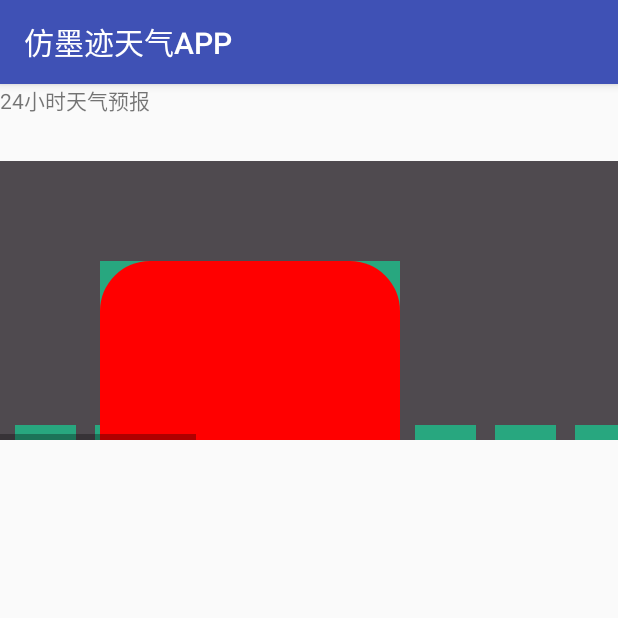
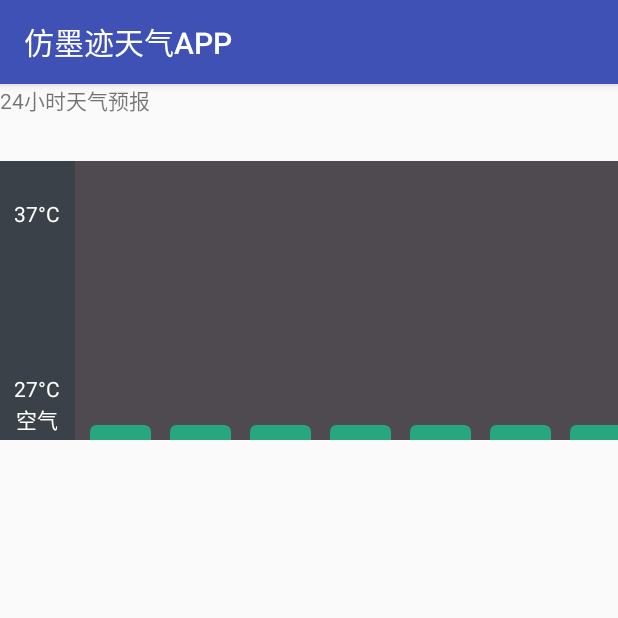
Before and after one commit to SunnyLy/MuKeNet, an Android app: the MojiAppActivity screen opened directly, with no data from a screen before it, on a phone screen of 412 x 824 dp, the top half of it. Run offline under Robolectric (Android 15) with nearby library versions, the phone set to English and light mode, and no system bars.

Commit message:
1，加入简单的触摸事件； 2，开始仿墨迹天气。。。

```diff
--- a/app/src/main/java/chart/muke/com/mukechart/actualchart/WeatherView.java
+++ b/app/src/main/java/chart/muke/com/mukechart/actualchart/WeatherView.java
@@ -3,7 +3,10 @@ package chart.muke.com.mukechart.actualchart;
 import android.content.Context;
 import android.graphics.Canvas;
 import android.graphics.Color;
+import android.graphics.CornerPathEffect;
 import android.graphics.Paint;
+import android.graphics.Path;
+import android.graphics.PathEffect;
 import android.graphics.PorterDuff;
 import android.graphics.PorterDuffXfermode;
 import android.graphics.Rect;
@@ -108,24 +111,6 @@ public class WeatherView extends View {
         super.onDraw(canvas);
         canvas.drawColor(0xFF4F4A4F);
         drawAir(canvas);
-
-        Paint paint = new Paint();
-        paint.setColor(0xFF28A77F);
-
-        RectF rectF = new RectF();
-        rectF.left = 100;
-        rectF.right = 400;
-        rectF.top = 100;
-        rectF.bottom = 400;
-
-        canvas.drawRect(rectF, paint);//DST
-        paint.setXfermode(new PorterDuffXfermode(PorterDuff.Mode.SRC_IN));
-        paint.setColor(Color.RED);
-        canvas.drawRoundRect(rectF, 50, 50, paint);//SRC
-        paint.setXfermode(null);
-        int sc = canvas.saveLayer(0, 0, mViewWidth, mViewHeight, null, Canvas.ALL_SAVE_FLAG);
-        canvas.restoreToCount(sc);
-
     }
 
     @Override
@@ -150,12 +135,24 @@ public class WeatherView extends View {
             rectF.top = mAirOffestY;
             rectF.right = mAirCellWidth * (i + 1) + mAirPadding * i;
             rectF.bottom = mAirOffestY + mAirCellHeight;
-            canvas.drawRect(rectF, mAirPaint);
-            mAirPaint.setXfermode(new PorterDuffXfermode(PorterDuff.Mode.DST_IN));
-            canvas.drawRoundRect(rectF, 5, 5, mAirPaint);
-            //再画圆角矩形
-            mAirPaint.setXfermode(null);
-            //最后进行合并
+            Path path = new Path();
+
+            path.moveTo(rectF.left,rectF.bottom);
+            path.lineTo(rectF.left,rectF.bottom - 20);
+            //画左角弧形
+            RectF roundAngle = new RectF(rectF.left,rectF.top,(rectF.left+12),(rectF.top+12));
+            path.arcTo(roundAngle,180,90);
+            //再画直线
+            path.lineTo(rectF.right-6,rectF.top);
+            //再画右角弧形
+            RectF roundAngleRight = new RectF(rectF.right - 12,rectF.top,rectF.right,rectF.top + 12);
+            path.arcTo(roundAngleRight,270,90);
+            //再画直线
+            path.lineTo(rectF.right,rectF.bottom);
+            path.close();
+
+            mAirPaint.setPathEffect(new CornerPathEffect(1));
+            canvas.drawPath(path,mAirPaint);
         }
     }
 }
--- a/app/src/main/res/layout/activity_moji.xml
+++ b/app/src/main/res/layout/activity_moji.xml
@@ -1,20 +1,60 @@
 <?xml version="1.0" encoding="utf-8"?>
-<LinearLayout xmlns:android="http://schemas.android.com/apk/res/android"
+<RelativeLayout xmlns:android="http://schemas.android.com/apk/res/android"
     xmlns:tools="http://schemas.android.com/tools"
     android:layout_width="match_parent"
     android:layout_height="match_parent"
-    android:orientation="vertical">
+    >
 
     <TextView
+        android:id="@+id/weather_tag"
         android:layout_width="wrap_content"
         android:layout_height="wrap_content"
         android:layout_marginBottom="30dp"
         android:text="24小时天气预报"
         tools:ignore="HardcodedText" />
 
+    <LinearLayout
+        android:id="@+id/weather_left"
+        android:layout_width="50dp"
+        android:layout_height="186dp"
+        android:layout_below="@+id/weather_tag"
+        android:background="#FF3B4148"
+        android:gravity="center"
+        android:orientation="vertical">
+
+        <TextView
+            android:layout_width="match_parent"
+            android:layout_height="wrap_content"
+            android:layout_gravity="bottom"
+            android:paddingTop="22dp"
+            android:gravity="center"
+            android:text="37°C"
+            android:textColor="@android:color/white" />
+
+        <TextView
+            android:layout_width="match_parent"
+            android:layout_height="wrap_content"
+            android:layout_gravity="bottom"
+            android:gravity="center"
+            android:paddingTop="97dp"
+            android:text="27°C"
+            android:textColor="@android:color/white" />
+
+        <TextView
+            android:layout_width="match_parent"
+            android:layout_height="wrap_content"
+            android:layout_gravity="bottom"
+            android:gravity="center"
+            android:text="空气"
+            android:textColor="@android:color/white" />
+    </LinearLayout>
+
     <HorizontalScrollView
         android:layout_width="wrap_content"
         android:layout_height="wrap_content"
+        android:layout_below="@+id/weather_tag"
+        android:layout_toRightOf="@+id/weather_left"
+        android:scrollbars="none"
         >
         <LinearLayout
             android:layout_width="wrap_content"
@@ -30,4 +70,4 @@
 
 
 
-</LinearLayout>
+</RelativeLayout>
```
